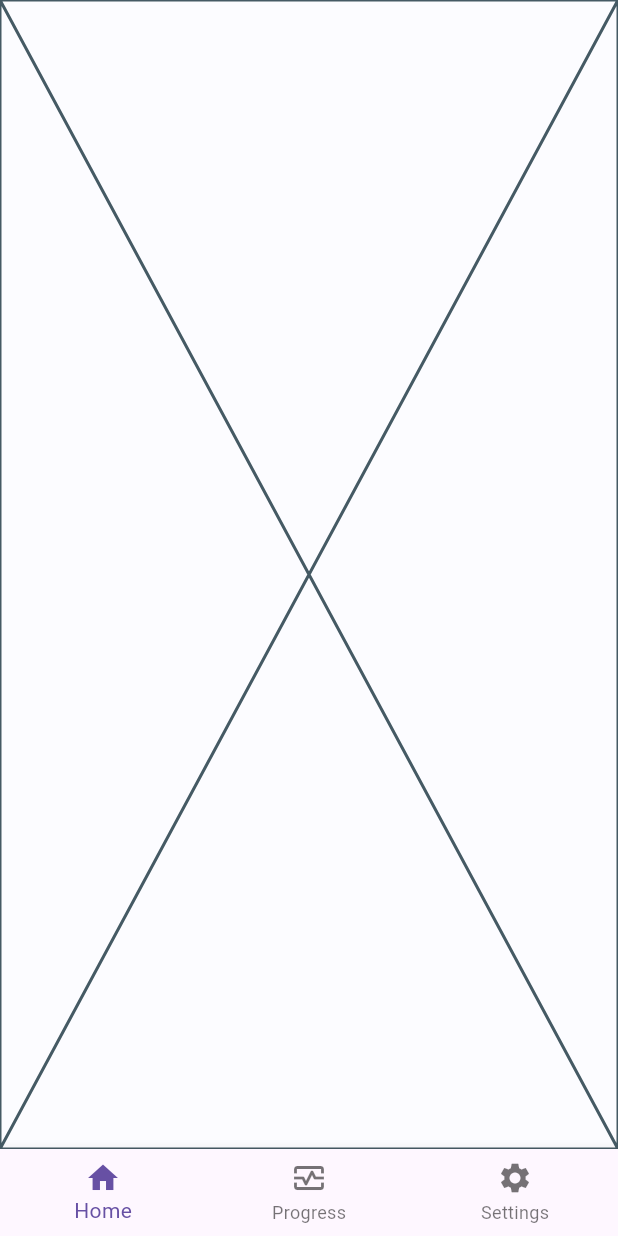
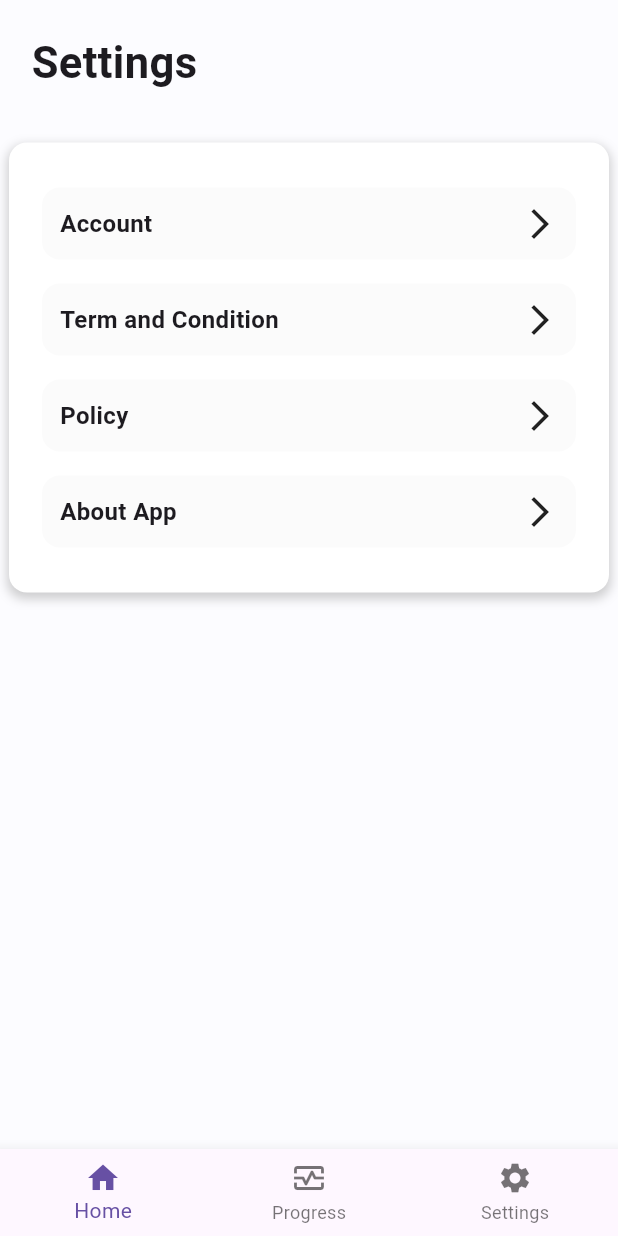
Before and after one commit to Sanjarbek17/Habit_Tracker, a Flutter app: the screen it shows after launch, swiped to page 3, on a phone screen of 412 x 824 dp. Run offline on Flutter 3.47's test engine with Material 3 defaults, Android fonts, the phone set to English and light mode, and no system bars; our stand-ins replace dropdown_button2, flutter_svg.

Commit message:
settings page done

```diff
--- a/lib/main.dart
+++ b/lib/main.dart
@@ -2,6 +2,7 @@ import 'package:flutter/material.dart';
 import 'package:habit_tracker/core/custom_color.dart';
 import 'package:habit_tracker/pages/home_page.dart';
 import 'package:habit_tracker/pages/progress_page.dart';
+import 'package:habit_tracker/pages/settings_page.dart';
 
 void main() {
   runApp(const MyApp());
@@ -21,7 +22,7 @@ class _MyAppState extends State<MyApp> with SingleTickerProviderStateMixin {
   final List<Widget> _pages = [
     const HomePage(),
     const ProgressPage(),
-    const Placeholder(),
+    const SettingsPage(),
     // const SettingsPage(),
   ];
 
--- /dev/null
+++ b/lib/pages/settings_page.dart
@@ -0,0 +1,42 @@
+import 'package:flutter/material.dart';
+import 'package:habit_tracker/widgets/settings_card.dart';
+
+class SettingsPage extends StatelessWidget {
+  const SettingsPage({super.key});
+
+  @override
+  Widget build(BuildContext context) {
+    return Column(
+      crossAxisAlignment: CrossAxisAlignment.start,
+      children: [
+        const Padding(
+          padding: EdgeInsets.all(21.0),
+          child: Text('Settings', style: TextStyle(fontSize: 29, fontWeight: FontWeight.bold)),
+        ),
+        const SizedBox(height: 12),
+        Padding(
+          padding: const EdgeInsets.symmetric(horizontal: 6.0),
+          child: Container(
+            padding: const EdgeInsets.all(22),
+            decoration: BoxDecoration(borderRadius: BorderRadius.circular(12), color: Colors.white, boxShadow: [
+              BoxShadow(
+                color: Colors.grey.withOpacity(0.5),
+                spreadRadius: 1,
+                blurRadius: 5,
+                offset: const Offset(0, 3),
+              ),
+            ]),
+            child: const Column(
+              children: [
+                SettingsCard(title: 'Account'),
+                SettingsCard(title: 'Term and Condition'),
+                SettingsCard(title: 'Policy'),
+                SettingsCard(title: 'About App'),
+              ],
+            ),
+          ),
+        )
+      ],
+    );
+  }
+}
--- /dev/null
+++ b/lib/widgets/settings_card.dart
@@ -0,0 +1,28 @@
+import 'package:flutter/material.dart';
+import 'package:habit_tracker/core/custom_color.dart';
+
+class SettingsCard extends StatelessWidget {
+  final String title;
+  const SettingsCard({
+    super.key,
+    required this.title,
+  });
+
+  @override
+  Widget build(BuildContext context) {
+    return Padding(
+      padding: const EdgeInsets.symmetric(vertical: 8.0),
+      child: Container(
+        padding: const EdgeInsets.all(12),
+        decoration: BoxDecoration(borderRadius: BorderRadius.circular(12), color: CustomColor.cardbg),
+        child: Row(
+          mainAxisAlignment: MainAxisAlignment.spaceBetween,
+          children: [
+            Text(title, style: const TextStyle(fontSize: 16, fontWeight: FontWeight.bold)),
+            const Icon(Icons.arrow_forward_ios),
+          ],
+        ),
+      ),
+    );
+  }
+}
```
Also changed, not shown: lib/pages/home_page.dart (+2 -12 lines), lib/pages/progress_page.dart (+1 -68 lines), lib/widgets/progress_card.dart (added, +34 -0 lines).
